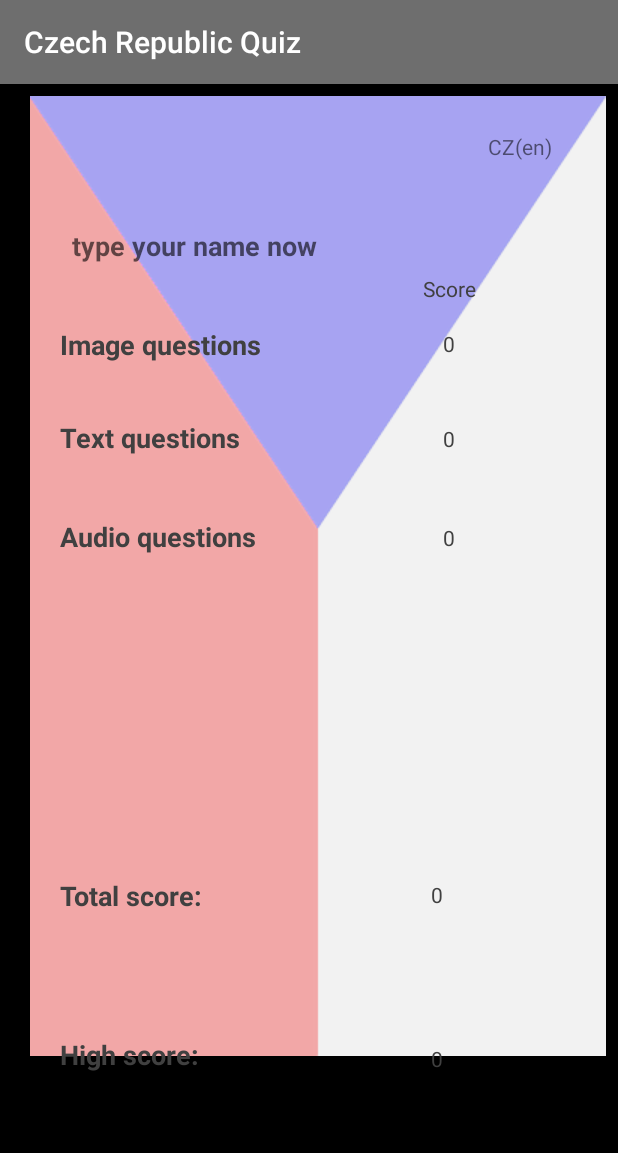
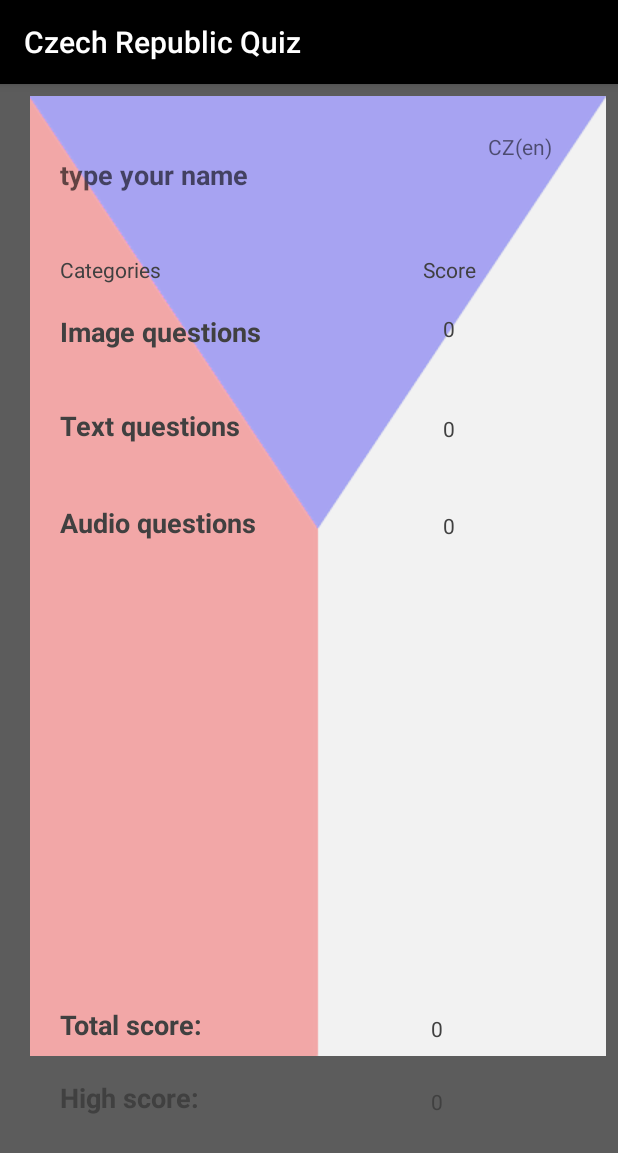
Before and after one commit to IvoMor/Quiz_App_Czech_Republic, an Android app: the screen it shows after launch (MainActivity), on a phone screen of 412 x 824 dp. Shown: the top 1153 px of the screen. Run offline under Robolectric (Android 15) with nearby library versions, the phone set to English and light mode, and no system bars.

Commit message:
Before landscape mode handling

```diff
--- a/app/src/main/java/com/example/ivos/quiz_app/ImagesActivity.java
+++ b/app/src/main/java/com/example/ivos/quiz_app/ImagesActivity.java
@@ -8,10 +8,10 @@ import android.support.v7.app.AppCompatActivity;
 import android.view.MenuItem;
 import android.view.View;
 import android.widget.AdapterView;
+import android.widget.LinearLayout;
 import android.widget.ListView;
 import android.widget.RadioButton;
 import android.widget.RadioGroup;
-import android.widget.RelativeLayout;
 import android.widget.TextView;
 import android.widget.Toast;
 
@@ -117,8 +117,8 @@ public class ImagesActivity extends AppCompatActivity {
                         checkButtonPosition = 3;
                         break;
                 }
-                RelativeLayout container_list_item =
-                        (RelativeLayout) view.findViewById(R.id.container);
+                LinearLayout container_list_item =
+                        (LinearLayout) view.findViewById(R.id.container);
                 //if it is the right answer then colored text and background to blue else to red
                 if (checkButtonPosition == question.getqRightAnswerPosition()) {
                     // Create and setup the {@link MediaPlayer} for the audio resource associated
--- a/app/src/main/java/com/example/ivos/quiz_app/SoundsActivity.java
+++ b/app/src/main/java/com/example/ivos/quiz_app/SoundsActivity.java
@@ -8,10 +8,10 @@ import android.support.v7.app.AppCompatActivity;
 import android.view.MenuItem;
 import android.view.View;
 import android.widget.AdapterView;
+import android.widget.LinearLayout;
 import android.widget.ListView;
 import android.widget.RadioButton;
 import android.widget.RadioGroup;
-import android.widget.RelativeLayout;
 import android.widget.TextView;
 import android.widget.Toast;
 
@@ -127,7 +127,7 @@ public class SoundsActivity extends AppCompatActivity {
                         break;
                 }
 
-                RelativeLayout container_list_item = (RelativeLayout) view.findViewById(R.id.container);
+                LinearLayout container_list_item = (LinearLayout) view.findViewById(R.id.container);
                 //if it is the right answer then colored text and background to blue else to red
                 if (checkButtonPosition == question.getqRightAnswerPosition()) {
                     // Create and setup the {@link MediaPlayer} for the audio resource associated
--- a/app/src/main/java/com/example/ivos/quiz_app/TextsActivity.java
+++ b/app/src/main/java/com/example/ivos/quiz_app/TextsActivity.java
@@ -8,10 +8,10 @@ import android.support.v7.app.AppCompatActivity;
 import android.view.MenuItem;
 import android.view.View;
 import android.widget.AdapterView;
+import android.widget.LinearLayout;
 import android.widget.ListView;
 import android.widget.RadioButton;
 import android.widget.RadioGroup;
-import android.widget.RelativeLayout;
 import android.widget.TextView;
 import android.widget.Toast;
 
@@ -117,7 +117,7 @@ public class TextsActivity extends AppCompatActivity {
                         checkButtonPosition = 3;
                         break;
                 }
-                RelativeLayout container_list_item = (RelativeLayout) view.findViewById(R.id.container);
+                LinearLayout container_list_item = (LinearLayout) view.findViewById(R.id.container);
                 //if it is the right answer then colored text and background to blue else to red
                 if (checkButtonPosition == question.getqRightAnswerPosition()) {
                     // Create and setup the {@link MediaPlayer} for the audio resource associated
--- a/app/src/main/res/layout/activity_main.xml
+++ b/app/src/main/res/layout/activity_main.xml
@@ -20,22 +20,26 @@
         app:layout_constraintEnd_toEndOf="parent"
         app:layout_constraintHorizontal_bias="0.0"
         app:layout_constraintLeft_toLeftOf="parent"
-        app:layout_constraintRight_toRightOf="parent"
+        app:layout_constraintRight_toLeftOf="parent"
         app:layout_constraintTop_toTopOf="parent"
-        app:srcCompat="@drawable/flag3" />
+        app:srcCompat="@drawable/flag3"
+        tools:layout_constraintLeft_creator="1"
+        tools:layout_constraintRight_creator="1" />
 
     <EditText
         android:id="@+id/user_name"
         style="@style/CategoryStyle"
-        android:layout_width="0dp"
+        android:layout_width="wrap_content"
         android:layout_height="wrap_content"
-        android:layout_marginTop="79dp"
+        android:layout_marginLeft="16dp"
+        android:layout_marginStart="8dp"
+        android:layout_marginTop="32dp"
         android:background="@null"
         android:hint="@string/name_request"
         android:inputType="text"
-        app:layout_constraintTop_toTopOf="parent"
-        android:layout_marginLeft="32dp"
-        app:layout_constraintLeft_toLeftOf="parent" />
+        android:paddingStart="@dimen/big_padding"
+        app:layout_constraintLeft_toLeftOf="parent"
+        app:layout_constraintTop_toTopOf="parent" />
 
     <TextView
         android:id="@+id/CZ_en"
@@ -53,9 +57,9 @@
         style="@style/CategoryStyle"
         android:layout_width="wrap_content"
         android:layout_height="wrap_content"
-        android:layout_marginLeft="24dp"
+        android:layout_marginLeft="32dp"
         android:layout_marginStart="24dp"
-        android:layout_marginTop="25dp"
+        android:layout_marginTop="64dp"
         android:text="@string/Image_questions"
         android:textColor="@color/MainButtonsText"
         android:visibility="visible"
@@ -70,7 +74,7 @@
         android:layout_height="wrap_content"
         android:layout_marginLeft="24dp"
         android:layout_marginStart="24dp"
-        android:layout_marginTop="21dp"
+        android:layout_marginTop="22dp"
         android:text="@string/Text_questions"
         android:textColor="@color/MainButtonsText"
         app:layout_constraintLeft_toLeftOf="parent"
@@ -83,7 +87,7 @@
         android:layout_height="wrap_content"
         android:layout_marginLeft="24dp"
         android:layout_marginStart="24dp"
-        android:layout_marginTop="25dp"
+        android:layout_marginTop="24dp"
         android:text="@string/Sound_questions"
         android:textColor="@color/MainButtonsText"
         app:layout_constraintLeft_toLeftOf="parent"
@@ -94,16 +98,13 @@
         style="@style/CategoryStyle"
         android:layout_width="wrap_content"
         android:layout_height="wrap_content"
-        android:layout_marginBottom="8dp"
+        android:layout_marginBottom="64dp"
         android:layout_marginLeft="32dp"
         android:layout_marginStart="24dp"
-        android:layout_marginTop="8dp"
         android:text="@string/High_score"
         android:textColor="@color/MainButtonsText"
         app:layout_constraintBottom_toBottomOf="parent"
-        app:layout_constraintLeft_toLeftOf="parent"
-        app:layout_constraintTop_toBottomOf="@+id/sound_question_textbuton"
-        app:layout_constraintVertical_bias="0.778" />
+        app:layout_constraintLeft_toLeftOf="parent" />
 
     <TextView
         android:id="@+id/total_score"
@@ -111,14 +112,14 @@
         android:layout_width="wrap_content"
         android:layout_height="wrap_content"
         android:layout_marginBottom="8dp"
-        android:layout_marginLeft="24dp"
+        android:layout_marginLeft="32dp"
         android:layout_marginStart="24dp"
-        android:layout_marginTop="8dp"
         android:text="@string/Total_score"
         android:textColor="@color/MainButtonsText"
-        app:layout_constraintBottom_toBottomOf="parent"
         app:layout_constraintLeft_toLeftOf="parent"
-        app:layout_constraintTop_toBottomOf="@+id/sound_question_textbuton" />
+        tools:layout_constraintTop_creator="1"
+        tools:layout_constraintBottom_creator="1"
+        app:layout_constraintBottom_toTopOf="@+id/high_score" />
 
     <TextView
         android:id="@+id/high_score_counter"
@@ -134,20 +135,19 @@
         app:layout_constraintBottom_toBottomOf="@+id/high_score"
         app:layout_constraintRight_toRightOf="parent"
         app:layout_constraintVertical_bias="1.0"
+        app:layout_constraintTop_toTopOf="@+id/high_score"
         android:layout_marginLeft="8dp"
+        app:layout_constraintLeft_toLeftOf="parent"
         app:layout_constraintHorizontal_bias="0.73"
-        app:layout_constraintLeft_toLeftOf="parent"
-        app:layout_constraintTop_toTopOf="@+id/high_score" />
+        android:layout_marginStart="8dp" />
 
     <TextView
         android:id="@+id/image_score_counter"
         android:layout_width="wrap_content"
         android:layout_height="wrap_content"
-        android:layout_marginBottom="8dp"
         android:layout_marginEnd="8dp"
         android:layout_marginLeft="8dp"
         android:layout_marginRight="8dp"
-        android:layout_marginTop="8dp"
         android:gravity="center_horizontal"
         android:text="@string/init_zero"
         android:textColor="@color/MainButtonsText"
@@ -156,13 +156,16 @@
         app:layout_constraintLeft_toLeftOf="parent"
         app:layout_constraintRight_toRightOf="parent"
         app:layout_constraintTop_toTopOf="@+id/image_question_textbuton"
-        app:layout_constraintVertical_bias="0.4" />
+        app:layout_constraintVertical_bias="0.4"
+        tools:layout_constraintTop_creator="1"
+        tools:layout_constraintBottom_creator="1"
+        android:layout_marginStart="8dp" />
 
     <TextView
-        android:id="@+id/image_score_text"
+        android:id="@+id/score_text"
         android:layout_width="wrap_content"
         android:layout_height="wrap_content"
-        android:layout_marginBottom="7dp"
+        android:layout_marginBottom="11dp"
         android:gravity="center_horizontal"
         android:text="@string/score"
         android:textColor="@color/MainButtonsText"
@@ -171,14 +174,27 @@
         app:layout_constraintRight_toRightOf="@+id/image_score_counter" />
 
     <TextView
+        android:id="@+id/Categories"
+        android:layout_width="wrap_content"
+        android:layout_height="wrap_content"
+        android:gravity="center_horizontal"
+        android:text="@string/categories"
+        android:textColor="@color/MainButtonsText"
+        app:layout_constraintBottom_toBottomOf="@+id/score_text"
+        app:layout_constraintTop_toTopOf="@+id/score_text"
+        app:layout_constraintVertical_bias="0.0"
+        tools:layout_constraintTop_creator="1"
+        tools:layout_constraintBottom_creator="1"
+        android:layout_marginLeft="32dp"
+        app:layout_constraintLeft_toLeftOf="parent" />
+
+    <TextView
         android:id="@+id/text_score_counter"
         android:layout_width="wrap_content"
         android:layout_height="wrap_content"
-        android:layout_marginBottom="8dp"
         android:layout_marginEnd="8dp"
         android:layout_marginLeft="8dp"
         android:layout_marginRight="8dp"
-        android:layout_marginTop="8dp"
         android:gravity="center_horizontal"
         android:text="@string/init_zero"
         android:textColor="@color/MainButtonsText"
@@ -187,17 +203,18 @@
         app:layout_constraintLeft_toLeftOf="parent"
         app:layout_constraintRight_toRightOf="parent"
         app:layout_constraintTop_toTopOf="@+id/text_question_textbuton"
-        app:layout_constraintVertical_bias="0.6" />
+        app:layout_constraintVertical_bias="0.6"
+        tools:layout_constraintTop_creator="1"
+        tools:layout_constraintBottom_creator="1"
+        android:layout_marginStart="8dp" />
 
     <TextView
         android:id="@+id/sound_score_counter"
         android:layout_width="wrap_content"
         android:layout_height="wrap_content"
-        android:layout_marginBottom="8dp"
         android:layout_marginEnd="8dp"
         android:layout_marginLeft="8dp"
         android:layout_marginRight="8dp"
-        android:layout_marginTop="8dp"
         android:gravity="center_horizontal"
         android:text="@string/init_zero"
         android:textColor="@color/MainButtonsText"
@@ -206,7 +223,10 @@
         app:layout_constraintLeft_toLeftOf="parent"
         app:layout_constraintRight_toRightOf="parent"
         app:layout_constraintTop_toTopOf="@+id/sound_question_textbuton"
-        app:layout_constraintVertical_bias="0.6" />
+        app:layout_constraintVertical_bias="0.6"
+        tools:layout_constraintTop_creator="1"
+        tools:layout_constraintBottom_creator="1"
+        android:layout_marginStart="8dp" />
 
     <TextView
         android:id="@+id/total_score_counter"
@@ -221,10 +241,11 @@
         android:textColor="@color/MainButtonsText"
         app:layout_constraintBottom_toBottomOf="@+id/total_score"
         app:layout_constraintRight_toRightOf="parent"
-        app:layout_constraintVertical_bias="0.4"
+        app:layout_constraintVertical_bias="1.0"
         android:layout_marginLeft="8dp"
         app:layout_constraintHorizontal_bias="0.73"
         app:layout_constraintLeft_toLeftOf="parent"
-        app:layout_constraintTop_toTopOf="@+id/total_score" />
+        app:layout_constraintTop_toTopOf="@+id/total_score"
+        android:layout_marginStart="8dp" />
 
 </android.support.constraint.ConstraintLayout>
--- a/app/src/main/res/values/colors.xml
+++ b/app/src/main/res/values/colors.xml
@@ -2,10 +2,10 @@
 
 <resources>
     <!-- Primary color of the app (shown in the app bar) -->
-    <color name="primary_color">#6e6e6e</color>
+    <color name="primary_color">#000000</color>
 
     <!-- Primary dark color of the app (shown in the status bar) -->
-    <color name="primary_dark_color">#000000</color>
+    <color name="primary_dark_color">#5c5c5c</color>
 
     <color name="colorAccent">#c0c0c0</color>
 
--- a/app/src/main/res/values/strings.xml
+++ b/app/src/main/res/values/strings.xml
@@ -30,7 +30,7 @@
     <string name="init_zero">0</string>
 
     <!-- name enter hint  -->
-    <string name="name_request">type your name now</string>
+    <string name="name_request">type your name</string>
 
     <!--submit_answer_button_text for image and text question-->
     <string name="submit_answer_button_text">Hint: Choose your answer than touch whatever for submit. (One try only.)</string>
@@ -50,9 +50,14 @@
     <!--score text-->
     <string name="score">Score</string>
 
+    <!--score text-->
+    <string name="categories">Categories</string>
+
     <!--Main_background_image_Czech_Flag contain description-->
     <string name="Main_background_image_Czech_Flag">Main_background_image_Czech_Flag</string>
 
     <!--Toast message text-->
     <string name="Press_back_again_to_exit">Press back again to exit</string>
+    <string name="Question_Hint_image">Question_Hint_image</string>
+    <string name="Sound_hint_image">Sound_hint_image</string>
 </resources>
```
Also changed, not shown: app/src/main/res/layout/list_item.xml (+25 -18 lines).
